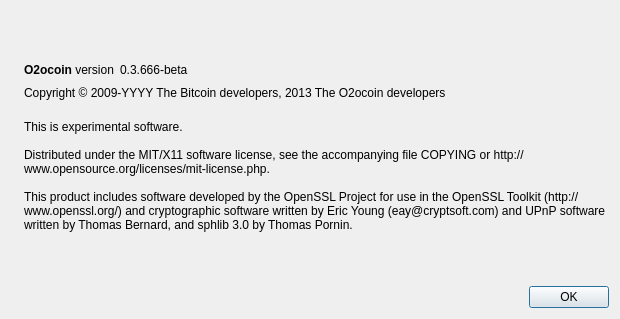
This is src/qt/forms/aboutdialog.ui in 020LondonCoin/020Londoncoin_LNX as Qt 5 draws it before an edit. The edited form follows.
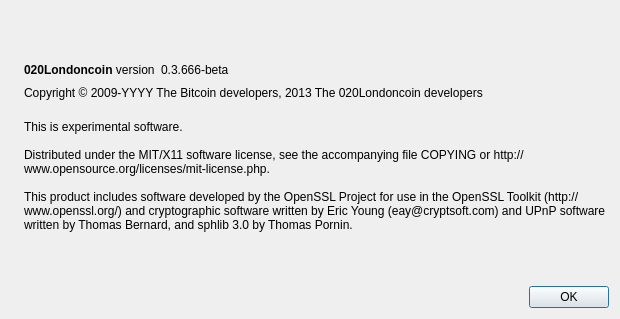
This is the edited form. Icons and pictures are not drawn.

Commit message: 020Londoncoin_LNX 0.9.0.2 Update

Diff of the .ui file:
```diff
--- a/src/qt/forms/aboutdialog.ui
+++ b/src/qt/forms/aboutdialog.ui
@@ -50,7 +50,7 @@
           <cursorShape>IBeamCursor</cursorShape>
          </property>
          <property name="text">
-          <string>&lt;html&gt;&lt;head/&gt;&lt;body&gt;&lt;p&gt;&lt;span style=&quot; font-weight:600;&quot;&gt;O2ocoin&lt;/span&gt; version&lt;/p&gt;&lt;/body&gt;&lt;/html&gt;</string>
+          <string>&lt;html&gt;&lt;head/&gt;&lt;body&gt;&lt;p&gt;&lt;span style=&quot; font-weight:600;&quot;&gt;020Londoncoin&lt;/span&gt; version&lt;/p&gt;&lt;/body&gt;&lt;/html&gt;</string>
          </property>
          <property name="textInteractionFlags">
           <set>Qt::LinksAccessibleByMouse|Qt::TextSelectableByKeyboard|Qt::TextSelectableByMouse</set>
@@ -91,7 +91,7 @@
         <cursorShape>IBeamCursor</cursorShape>
        </property>
        <property name="text">
-        <string notr="true">Copyright &amp;copy; 2009-YYYY The Bitcoin developers, 2013 The O2ocoin developers</string>
+        <string notr="true">Copyright &amp;copy; 2009-YYYY The Bitcoin developers, 2013 The 020Londoncoin developers</string>
        </property>
        <property name="textFormat">
         <enum>Qt::RichText</enum>
```
Left out of the diff: 2 changed lines with no effect on the pictures. The commit also changes 90 other files.
